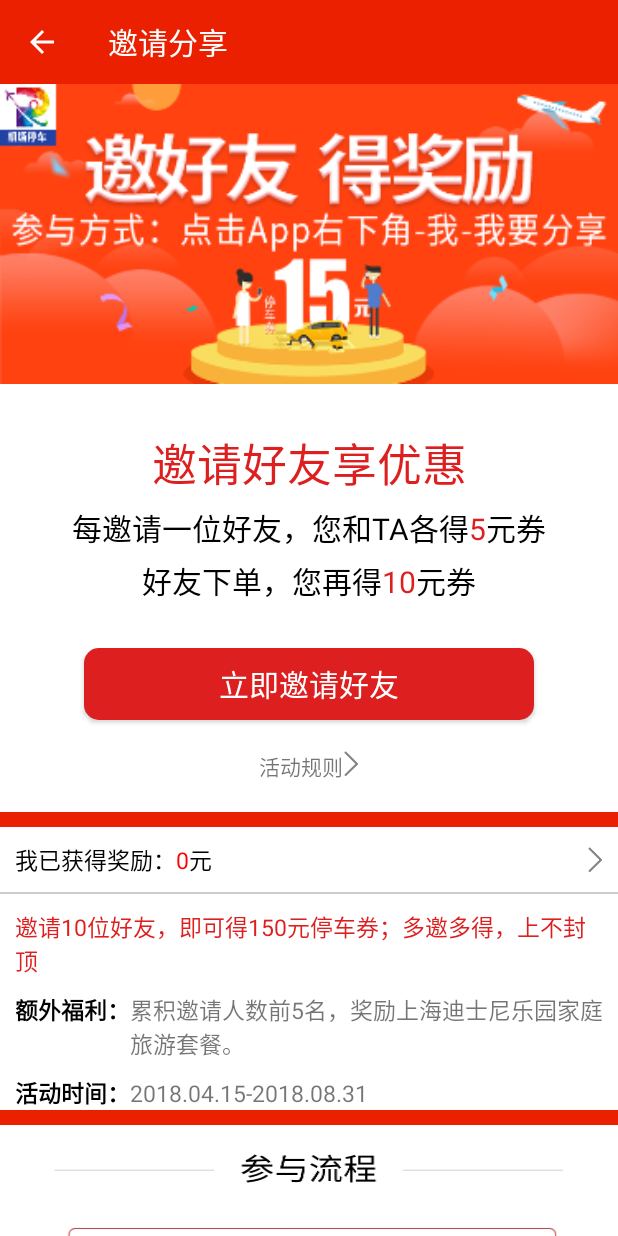
After one commit to XYY1010/JunParking, an Android app: the ShareActivity screen opened directly, with no data from a screen before it, on a phone screen of 412 x 824 dp. The commit adds this screen. Run offline under Robolectric (Android 15) with nearby library versions, the phone set to English and light mode, and no system bars.

Commit message:
modify11

```diff
--- /dev/null
+++ b/app/src/main/java/com/example/xyy/junparking/ShareActivity.java
@@ -0,0 +1,73 @@
+package com.example.xyy.junparking;
+
+import android.graphics.Color;
+import android.os.Build;
+import android.os.Bundle;
+import android.support.v7.app.ActionBar;
+import android.support.v7.app.AppCompatActivity;
+import android.support.v7.widget.Toolbar;
+import android.view.MenuItem;
+import android.view.View;
+import android.widget.Button;
+import android.widget.LinearLayout;
+import android.widget.Toast;
+
+/**
+ * Created by XYY on 2018/4/22.
+ */
+
+public class ShareActivity extends AppCompatActivity {
+
+    private Button btn_share;
+    private LinearLayout ll_rule;
+
+    @Override
+    protected void onCreate(Bundle savedInstanceState) {
+        super.onCreate(savedInstanceState);
+        setContentView(R.layout.share_layout);
+
+        if (Build.VERSION.SDK_INT >= 21){
+            View decorView = getWindow().getDecorView();
+            decorView.setSystemUiVisibility(
+                    View.SYSTEM_UI_FLAG_LAYOUT_FULLSCREEN | View.SYSTEM_UI_FLAG_LAYOUT_STABLE
+            );
+            getWindow().setStatusBarColor(Color.TRANSPARENT);
+        }
+
+        btn_share = (Button) findViewById(R.id.btn_share);
+        ll_rule = (LinearLayout) findViewById(R.id.ll_rule);
+        Toolbar toolbar = (Toolbar) findViewById(R.id.toolbar);
+        setSupportActionBar(toolbar);
+
+        setSupportActionBar(toolbar);
+        ActionBar actionBar = getSupportActionBar();
+        if (actionBar != null){
+            actionBar.setDisplayHomeAsUpEnabled(true);
+        }
+
+        btn_share.setOnClickListener(new View.OnClickListener() {
+            @Override
+            public void onClick(View v) {
+                Toast.makeText(ShareActivity.this, "您点击了立即邀请好友", Toast.LENGTH_SHORT).show();
+            }
+        });
+
+        ll_rule.setOnClickListener(new View.OnClickListener() {
+            @Override
+            public void onClick(View v) {
+                Toast.makeText(ShareActivity.this, "您点击了活动规则", Toast.LENGTH_SHORT).show();
+            }
+        });
+    }
+
+    @Override
+    public boolean onOptionsItemSelected(MenuItem item){
+        switch (item.getItemId()){
+            case android.R.id.home:
+                finish();
+                break;
+            default:
+        }
+        return true;
+    }
+}
--- /dev/null
+++ b/app/src/main/res/drawable/selector_red_corners_button.xml
@@ -0,0 +1,5 @@
+<?xml version="1.0" encoding="utf-8"?>
+<selector xmlns:android="http://schemas.android.com/apk/res/android">
+    <item android:state_pressed="true" android:drawable="@drawable/shape_red_corners_button_pressed"/>
+    <item android:state_pressed="false" android:drawable="@drawable/shape_red_corners_button"/>
+</selector>
--- /dev/null
+++ b/app/src/main/res/drawable/shape_red_corners_button.xml
@@ -0,0 +1,5 @@
+<?xml version="1.0" encoding="utf-8"?>
+<shape xmlns:android="http://schemas.android.com/apk/res/android">
+    <corners android:radius="10.0dp"/>
+    <solid android:color="@color/red_dark"/>
+</shape>
--- /dev/null
+++ b/app/src/main/res/drawable/shape_red_corners_button_pressed.xml
@@ -0,0 +1,5 @@
+<?xml version="1.0" encoding="utf-8"?>
+<shape xmlns:android="http://schemas.android.com/apk/res/android">
+    <corners android:radius="10.0dp"/>
+    <solid android:color="@color/red_light"/>
+</shape>
--- /dev/null
+++ b/app/src/main/res/layout/share_layout.xml
@@ -0,0 +1,256 @@
+<?xml version="1.0" encoding="utf-8"?>
+<LinearLayout xmlns:android="http://schemas.android.com/apk/res/android"
+    xmlns:app="http://schemas.android.com/apk/res-auto"
+    android:orientation="vertical"
+    android:layout_width="match_parent"
+    android:layout_height="match_parent"
+    android:background="#EA2000"
+    android:fitsSystemWindows="true">
+
+    <android.support.v7.widget.Toolbar
+        android:id="@+id/toolbar"
+        android:layout_width="match_parent"
+        android:layout_height="?attr/actionBarSize"
+        android:background="#EA2000"
+        android:theme="@style/ThemeOverlay.AppCompat.Dark.ActionBar"
+        app:popupTheme="@style/ThemeOverlay.AppCompat.Light"
+        />
+
+    <android.support.v4.widget.NestedScrollView
+        android:layout_width="match_parent"
+        android:layout_height="match_parent"
+        app:layout_behavior="@string/appbar_scrolling_view_behavior">
+        <LinearLayout
+            android:layout_width="match_parent"
+            android:layout_height="wrap_content"
+            android:orientation="vertical">
+            <ImageView
+                android:layout_width="match_parent"
+                android:layout_height="200sp"
+                android:src="@mipmap/ad3"
+                android:scaleType="fitXY"/>
+
+            <LinearLayout
+                android:layout_width="match_parent"
+                android:layout_height="wrap_content"
+                android:orientation="vertical"
+                android:background="#FFF">
+                <TextView
+                    android:layout_width="match_parent"
+                    android:layout_height="wrap_content"
+                    android:text="邀请好友享优惠"
+                    android:layout_marginTop="30dp"
+                    android:gravity="center_horizontal"
+                    android:textSize="30dp"
+                    android:textColor="#DD1F1F"
+                    />
+                <LinearLayout
+                    android:layout_width="match_parent"
+                    android:layout_height="wrap_content"
+                    android:gravity="center_horizontal"
+                    android:orientation="horizontal"
+                    >
+                    <TextView
+                        android:layout_width="wrap_content"
+                        android:layout_height="wrap_content"
+                        android:text="每邀请一位好友，您和TA各得"
+                        android:layout_marginTop="5dp"
+                        android:gravity="center_horizontal"
+                        android:textSize="20dp"
+                        android:textColor="#000"
+                        />
+                    <TextView
+                        android:layout_width="wrap_content"
+                        android:layout_height="wrap_content"
+                        android:text="5"
+                        android:layout_marginTop="5dp"
+                        android:gravity="center_horizontal"
+                        android:textSize="20dp"
+                        android:textColor="#DD1F1F"
+                        />
+                    <TextView
+                        android:layout_width="wrap_content"
+                        android:layout_height="wrap_content"
+                        android:text="元券"
+                        android:layout_marginTop="5dp"
+                        android:gravity="center_horizontal"
+                        android:textSize="20dp"
+                        android:textColor="#000"
+                        />
+                </LinearLayout>
+
+                <LinearLayout
+                    android:layout_width="match_parent"
+                    android:layout_height="wrap_content"
+                    android:gravity="center_horizontal"
+                    android:orientation="horizontal"
+                    >
+                    <TextView
+                        android:layout_width="wrap_content"
+                        android:layout_height="wrap_content"
+                        android:text="好友下单，您再得"
+                        android:layout_marginTop="5dp"
+                        android:gravity="center_horizontal"
+                        android:textSize="20dp"
+                        android:textColor="#000"
+                        />
+                    <TextView
+                        android:layout_width="wrap_content"
+                        android:layout_height="wrap_content"
+                        android:text="10"
+                        android:layout_marginTop="5dp"
+                        android:gravity="center_horizontal"
+                        android:textSize="20dp"
+                        android:textColor="#DD1F1F"
+                        />
+                    <TextView
+                        android:layout_width="wrap_content"
+                        android:layout_height="wrap_content"
+                        android:text="元券"
+                        android:layout_marginTop="5dp"
+                        android:gravity="center_horizontal"
+                        android:textSize="20dp"
+                        android:textColor="#000"
+                        />
+                </LinearLayout>
+                <Button
+                    android:id="@+id/btn_share"
+                    android:layout_width="300dp"
+                    android:layout_height="wrap_content"
+                    style="@style/common_button_style"
+                    android:layout_marginTop="30dp"
+                    android:text="立即邀请好友"
+                    />
+                <LinearLayout
+                    android:id="@+id/ll_rule"
+                    android:layout_width="match_parent"
+                    android:layout_height="wrap_content"
+                    android:gravity="center_horizontal"
+                    android:orientation="horizontal"
+                    android:layout_marginTop="20dp">
+                    <TextView
+                        android:layout_width="wrap_content"
+                        android:layout_height="wrap_content"
+                        android:text="活动规则"/>
+                    <ImageView
+                        android:layout_width="wrap_content"
+                        android:layout_height="wrap_content"
+                        android:src="@mipmap/next"/>
+                </LinearLayout>
+                <ImageView
+                    android:layout_width="match_parent"
+                    android:layout_height="20dp"
+                    android:background="#FFF"/>
+            </LinearLayout>
+
+            <LinearLayout
+                android:layout_width="match_parent"
+                android:layout_height="wrap_content"
+                android:layout_marginTop="10dp"
+                android:orientation="vertical"
+                android:background="#FFF">
+                <LinearLayout
+                    android:layout_width="match_parent"
+                    android:layout_height="wrap_content"
+                    android:layout_marginTop="10dp"
+                    android:orientation="horizontal">
+                    <TextView
+                        android:layout_width="wrap_content"
+                        android:layout_height="wrap_content"
+                        android:layout_marginLeft="10dp"
+                        android:textSize="15dp"
+                        android:text="我已获得奖励："
+                        android:textColor="#000"
+                        />
+                    <TextView
+                        android:layout_width="wrap_content"
+                        android:layout_height="wrap_content"
+                        android:textSize="15dp"
+                        android:text="0"
+                        android:textColor="#F00"
+                        />
+                    <TextView
+                        android:layout_width="wrap_content"
+                        android:layout_height="wrap_content"
+                        android:textSize="15dp"
+                        android:textColor="#000"
+                        android:text="元"/>
+                    <LinearLayout
+                        android:layout_width="fill_parent"
+                        android:layout_height="fill_parent"
+                        android:gravity="center"
+                        android:orientation="vertical">
+                        <ImageView
+                            android:layout_width="wrap_content"
+                            android:layout_height="wrap_content"
+                            android:layout_gravity="right"
+                            android:layout_marginRight="10dp"
+                            android:src="@mipmap/next"/>
+                    </LinearLayout>
+                </LinearLayout>
+                <ImageView
+                    android:layout_width="match_parent"
+                    android:layout_height="1dp"
+                    android:layout_marginTop="10dp"
+                    android:background="#ccc"/>
+                <TextView
+                    android:layout_width="wrap_content"
+                    android:layout_height="wrap_content"
+                    android:layout_marginTop="10dp"
+                    android:text="邀请10位好友，即可得150元停车券；多邀多得，上不封顶"
+                    android:paddingRight="10dp"
+                    android:paddingLeft="10dp"
+                    android:textSize="15dp"
+                    android:textColor="#DD1F1F"/>
+                <LinearLayout
+                    android:layout_width="match_parent"
+                    android:layout_height="wrap_content"
+                    android:orientation="horizontal">
+                    <TextView
+                        android:layout_width="wrap_content"
+                        android:layout_height="wrap_content"
+                        android:layout_marginTop="10dp"
+                        android:text="额外福利："
+                        android:paddingLeft="10dp"
+                        android:textSize="15dp"
+                        android:textStyle="bold"
+                        android:textColor="#000"/>
+                    <TextView
+                        android:layout_width="wrap_content"
+                        android:layout_height="wrap_content"
+                        android:layout_marginTop="10dp"
+                        android:text="累积邀请人数前5名，奖励上海迪士尼乐园家庭旅游套餐。"
+                        android:paddingRight="10dp"
+                        android:textSize="15dp"/>
+                </LinearLayout>
+                <LinearLayout
+                    android:layout_width="match_parent"
+                    android:layout_height="wrap_content"
+                    android:orientation="horizontal">
+                    <TextView
+                        android:layout_width="wrap_content"
+                        android:layout_height="wrap_content"
+                        android:layout_marginTop="10dp"
+                        android:text="活动时间："
+                        android:paddingLeft="10dp"
+                        android:textSize="15dp"
+                        android:textStyle="bold"
+                        android:textColor="#000"/>
+                    <TextView
+                        android:layout_width="wrap_content"
+                        android:layout_height="wrap_content"
+                        android:layout_marginTop="10dp"
+                        android:text="2018.04.15-2018.08.31"
+                        android:paddingRight="10dp"
+                        android:textSize="15dp"/>
+                </LinearLayout>
+            </LinearLayout>
+            <ImageView
+                android:layout_width="match_parent"
+                android:layout_height="wrap_content"
+                android:layout_marginTop="10dp"
+                android:src="@mipmap/progress"
+                android:scaleType="fitXY"/>
+        </LinearLayout>
+    </android.support.v4.widget.NestedScrollView>
+</LinearLayout>
--- a/app/src/main/res/values/colors.xml
+++ b/app/src/main/res/values/colors.xml
@@ -3,4 +3,6 @@
     <color name="colorPrimary">#3F51B5</color>
     <color name="colorPrimaryDark">#303F9F</color>
     <color name="colorAccent">#FF4081</color>
+    <color name="red_dark">#DD1F1F</color>
+    <color name="red_light">#FF0000</color>
 </resources>
--- a/app/src/main/res/values/strings.xml
+++ b/app/src/main/res/values/strings.xml
@@ -1,3 +1,4 @@
 <resources>
     <string name="app_name">JunParking</string>
+    <string name="ewai_fuli"><b>额外福利：</b>累积邀请人数前5名，奖励上海迪士尼乐园家庭旅游套餐。</string>
 </resources>
--- a/app/src/main/res/values/styles.xml
+++ b/app/src/main/res/values/styles.xml
@@ -9,4 +9,16 @@
     </style>
 
     <style name="ParkActivityTheme" parent="AppTheme"></style>
+
+    <style name="common_button_style">
+        <item name="android:layout_width">match_parent</item>
+        <item name="android:layout_height">wrap_content</item>
+        <item name="android:background">@drawable/selector_red_corners_button</item>
+        <item name="android:padding">6.0dip</item>
+        <item name="android:textColor">@android:color/white</item>
+        <item name="android:textSize">20sp</item>
+        <item name="android:layout_gravity">center_horizontal</item>
+
+    </style>
+
 </resources>
```
Also changed, not shown: app/src/main/AndroidManifest.xml (+20 -1 lines), app/src/main/java/com/example/xyy/junparking/CouponCodeActivity.java (added, +71 -0 lines), app/src/main/java/com/example/xyy/junparking/MeActivity.java (+21 -0 lines), app/src/main/res/drawable/bg_edittext.xml (added, +9 -0 lines), app/src/main/res/drawable/bg_edittext_focused.xml (added, +8 -0 lines), app/src/main/res/drawable/bg_edittext_normal.xml (added, +9 -0 lines), app/src/main/res/layout/code_layout.xml (added, +50 -0 lines), app/src/main/res/mipmap-xxhdpi/progress.png (added).
